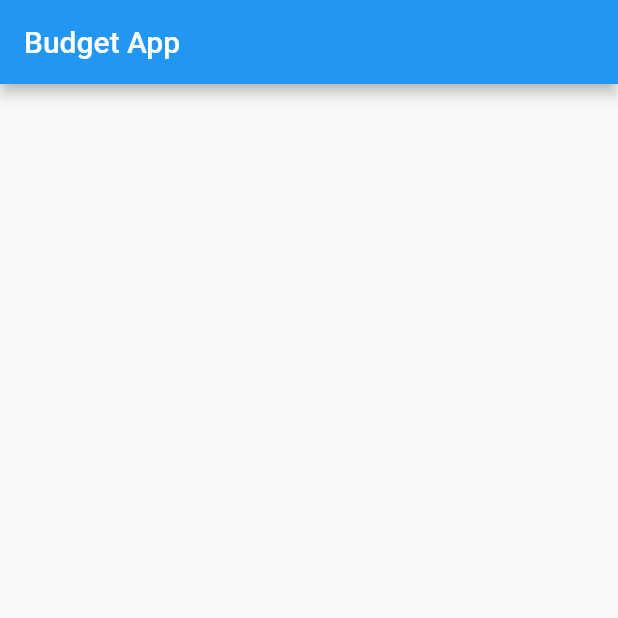
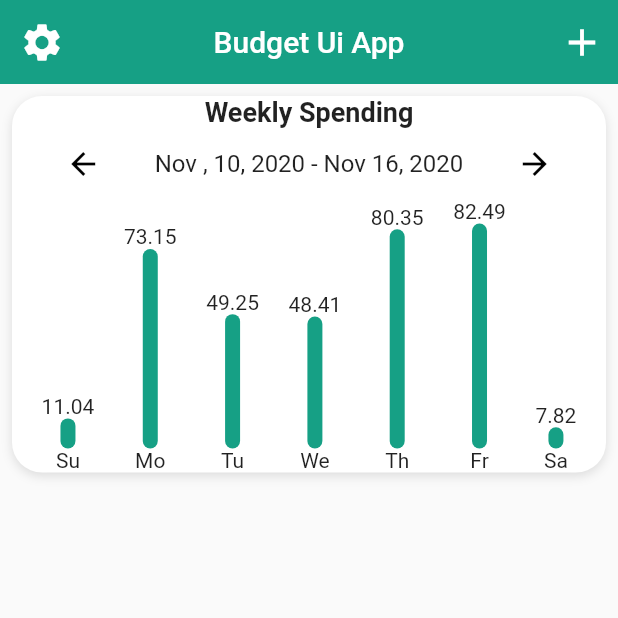
Before and after one commit to 7afidi/Budget-Ui-app, a Flutter app: the screen it shows after launch, on a phone screen of 412 x 824 dp, the top half of it. Run offline on Flutter 3.47's test engine with Material 2 defaults, Android fonts, the phone set to English and light mode, and no system bars.

Commit message:
Bar chart added

```diff
--- a/lib/main.dart
+++ b/lib/main.dart
@@ -1,22 +1,8 @@
+import 'package:budget_ui_app/screens/home_screen.dart';
 import 'package:flutter/material.dart';
 
-void main() =>
-    runApp(MaterialApp(home: MyApp(), debugShowCheckedModeBanner: false));
-
-class MyApp extends StatefulWidget {
-  MyApp({Key key}) : super(key: key);
-
-  @override
-  _MyAppState createState() => _MyAppState();
-}
-
-class _MyAppState extends State<MyApp> {
-  @override
-  Widget build(BuildContext context) {
-    return Scaffold(
-      appBar: AppBar(
-        title: Text("Budget App"),
-      ),
-    );
-  }
-}
+void main() => runApp(MaterialApp(
+      debugShowCheckedModeBanner: false,
+      theme: ThemeData(primaryColor: Color(0XFF16a085)),
+      home: HomeScreen(),
+    ));
--- /dev/null
+++ b/lib/screens/home_screen.dart
@@ -0,0 +1,62 @@
+import 'package:budget_ui_app/widgets/bar_chart.dart';
+import 'package:flutter/material.dart';
+import "package:budget_ui_app/data/data.dart";
+
+class HomeScreen extends StatefulWidget {
+  HomeScreen({Key key}) : super(key: key);
+
+  @override
+  _HomeScreenState createState() => _HomeScreenState();
+}
+
+class _HomeScreenState extends State<HomeScreen> {
+  @override
+  Widget build(BuildContext context) {
+    return Scaffold(
+        body: SafeArea(
+      child: CustomScrollView(
+        slivers: [
+          SliverAppBar(
+              floating: true,
+              expandedHeight: 50,
+              actions: [
+                IconButton(
+                  icon: Icon(
+                    Icons.add,
+                    size: 30.00,
+                    color: Colors.white,
+                  ),
+                  onPressed: () {},
+                )
+              ],
+              centerTitle: true,
+              title: Text("Budget Ui App"),
+              leading: IconButton(
+                icon: Icon(Icons.settings, size: 30.00, color: Colors.white),
+                onPressed: () {},
+              )),
+          SliverList(
+            delegate:
+                SliverChildBuilderDelegate((BuildContext context, int indext) {
+              return Padding(
+                padding: const EdgeInsets.all(8.0),
+                child: Container(
+                  child: BarChart(expenses: weeklySpending),
+                  decoration: BoxDecoration(
+                      borderRadius: BorderRadius.circular(20),
+                      color: Colors.white,
+                      boxShadow: [
+                        BoxShadow(
+                            color: Colors.black12,
+                            offset: Offset(0, 2),
+                            blurRadius: 5.0)
+                      ]),
+                ),
+              );
+            }, childCount: 1),
+          )
+        ],
+      ),
+    ));
+  }
+}
--- /dev/null
+++ b/lib/widgets/bar_chart.dart
@@ -0,0 +1,113 @@
+import 'package:flutter/material.dart';
+
+class BarChart extends StatelessWidget {
+  final List<double> expenses;
+  const BarChart({this.expenses});
+  @override
+  Widget build(BuildContext context) {
+    double mostExpensive = 0;
+    expenses.forEach((element) {
+      if (element > mostExpensive) {
+        mostExpensive = element;
+      }
+    });
+    return Column(
+      children: [
+        Text(
+          "Weekly Spending",
+          style: TextStyle(fontSize: 18.00, fontWeight: FontWeight.bold),
+        ),
+        Row(
+          mainAxisAlignment: MainAxisAlignment.spaceEvenly,
+          children: [
+            IconButton(
+              icon: Icon(
+                Icons.arrow_back,
+                color: Colors.black,
+              ),
+              onPressed: () {},
+            ),
+            Text(
+              "Nov , 10, 2020 - Nov 16, 2020",
+              style: TextStyle(fontSize: 16),
+            ),
+            IconButton(
+              icon: Icon(
+                Icons.arrow_forward,
+                color: Colors.black,
+              ),
+              onPressed: () {},
+            )
+          ],
+        ),
+        Row(
+          mainAxisAlignment: MainAxisAlignment.spaceEvenly,
+          crossAxisAlignment: CrossAxisAlignment.end,
+          children: [
+            Bar(
+              label: "Su",
+              amountSpent: expenses[0],
+              mostExpensive: mostExpensive,
+            ),
+            Bar(
+              label: "Mo",
+              amountSpent: expenses[1],
+              mostExpensive: mostExpensive,
+            ),
+            Bar(
+              label: "Tu",
+              amountSpent: expenses[2],
+              mostExpensive: mostExpensive,
+            ),
+            Bar(
+              label: "We",
+              amountSpent: expenses[3],
+              mostExpensive: mostExpensive,
+            ),
+            Bar(
+              label: "Th",
+              amountSpent: expenses[4],
+              mostExpensive: mostExpensive,
+            ),
+            Bar(
+              label: "Fr",
+              amountSpent: expenses[5],
+              mostExpensive: mostExpensive,
+            ),
+            Bar(
+              label: "Sa",
+              amountSpent: expenses[6],
+              mostExpensive: mostExpensive,
+            )
+          ],
+        )
+      ],
+    );
+  }
+}
+
+class Bar extends StatelessWidget {
+  final String label;
+  final double amountSpent;
+  final double mostExpensive;
+  const Bar({this.label, this.amountSpent, this.mostExpensive});
+  final double _maxBarHeight = 150.0;
+
+  @override
+  Widget build(BuildContext context) {
+    final barHeight = amountSpent / mostExpensive * _maxBarHeight;
+    return Column(
+      children: [
+        Text("${amountSpent.toStringAsFixed(2)}"),
+        Container(
+          width: 10,
+          height: barHeight,
+          decoration: BoxDecoration(
+              color: Theme.of(context).primaryColor,
+              borderRadius: BorderRadius.circular(10)),
+        ),
+        Text("$label")
+      ],
+    );
+  }
+}
```
